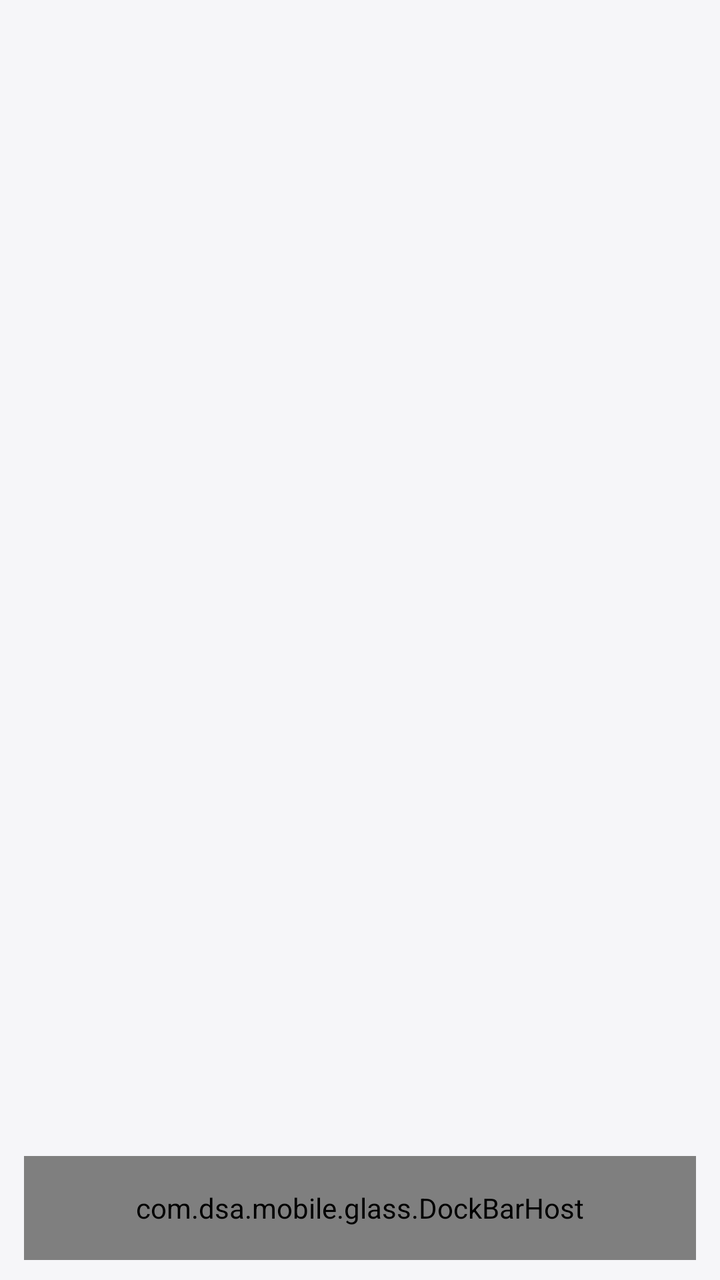
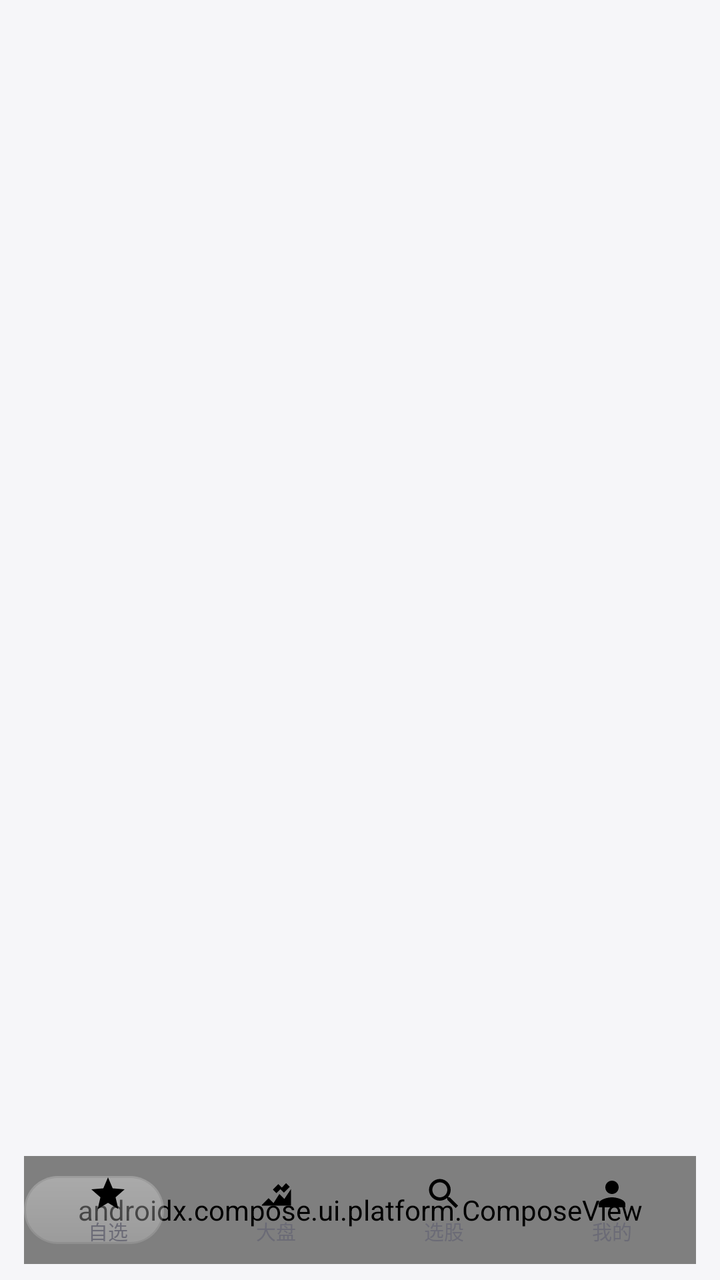

Before-and-after screenshots of an Android layout around one commit, followed by the original layout XML and the change that was made.
<!-- AndroidManifest.xml: application theme Theme.DsaMobile -->
<!-- res/layout/activity_main.xml -->
<?xml version="1.0" encoding="utf-8"?>
<FrameLayout xmlns:android="http://schemas.android.com/apk/res/android"
    android:layout_width="match_parent"
    android:layout_height="match_parent"
    android:background="?attr/dsaBg">

    
    <androidx.viewpager2.widget.ViewPager2
        android:id="@+id/pager"
        android:layout_width="match_parent"
        android:layout_height="match_parent" />

    
    <com.dsa.mobile.glass.DockBarHost
        android:id="@+id/dock"
        android:layout_width="match_parent"
        android:layout_height="52dp"
        android:layout_gravity="bottom"
        android:layout_marginHorizontal="12dp"
        android:layout_marginBottom="10dp">

        
        <androidx.compose.ui.platform.ComposeView
            android:id="@+id/dock_glass"
            android:layout_width="match_parent"
            android:layout_height="match_parent" />

        <View
            android:id="@+id/dock_pill"
            android:layout_width="64dp"
            android:layout_height="32dp"
            android:layout_gravity="center_vertical"
            android:background="@drawable/bg_dock_pill" />

        <LinearLayout
            android:id="@+id/dock_items"
            android:layout_width="match_parent"
            android:layout_height="match_parent"
            android:orientation="horizontal">

            <FrameLayout
                android:id="@+id/dock_item_0"
                android:layout_width="0dp"
                android:layout_height="match_parent"
                android:layout_weight="1"
                android:clickable="true"
                android:focusable="true">

                <ImageView
                    android:id="@+id/dock_icon_0"
                    android:layout_width="26dp"
                    android:layout_height="26dp"
                    android:layout_gravity="center"
                    android:contentDescription="@string/tab_watchlist"
                    android:src="@drawable/ic_tab_watch" />
            </FrameLayout>

            <FrameLayout
                android:id="@+id/dock_item_1"
                android:layout_width="0dp"
                android:layout_height="match_parent"
                android:layout_weight="1"
                android:clickable="true"
                android:focusable="true">

                <ImageView
                    android:id="@+id/dock_icon_1"
                    android:layout_width="26dp"
                    android:layout_height="26dp"
                    android:layout_gravity="center"
                    android:contentDescription="@string/tab_market"
                    android:src="@drawable/ic_tab_market" />
            </FrameLayout>

            <FrameLayout
                android:id="@+id/dock_item_2"
                android:layout_width="0dp"
                android:layout_height="match_parent"
                android:layout_weight="1"
                android:clickable="true"
                android:focusable="true">

                <ImageView
                    android:id="@+id/dock_icon_2"
                    android:layout_width="26dp"
                    android:layout_height="26dp"
                    android:layout_gravity="center"
                    android:contentDescription="@string/tab_screen"
                    android:src="@drawable/ic_tab_screen" />
            </FrameLayout>

            <FrameLayout
                android:id="@+id/dock_item_3"
                android:layout_width="0dp"
                android:layout_height="match_parent"
                android:layout_weight="1"
                android:clickable="true"
                android:focusable="true">

                <ImageView
                    android:id="@+id/dock_icon_3"
                    android:layout_width="26dp"
                    android:layout_height="26dp"
                    android:layout_gravity="center"
                    android:contentDescription="@string/tab_mine"
                    android:src="@drawable/ic_tab_mine" />
            </FrameLayout>
        </LinearLayout>
    </com.dsa.mobile.glass.DockBarHost>

    
    <FrameLayout
        android:id="@+id/mascot_layer"
        android:layout_width="match_parent"
        android:layout_height="match_parent" />
</FrameLayout>
<!-- resources referenced by this layout -->
<resources>
  <!-- drawable bg_dock_pill (drawable) -->
  <?xml version="1.0" encoding="utf-8"?>
  <shape xmlns:android="http://schemas.android.com/apk/res/android"
      android:shape="rectangle">
      <solid android:color="?attr/dsaPrimary" />
      <corners android:radius="16dp" />
  </shape>
  <string name="tab_market">大盘</string>
  <string name="tab_mine">我的</string>
  <string name="tab_screen">选股</string>
  <string name="tab_watchlist">自选</string>
  <style name="Theme.Dsa.Base" parent="Theme.MaterialComponents.Light">
          <item name="colorPrimary">@color/theme_blue</item>
          <item name="colorPrimaryVariant">@color/theme_blue_dark</item>
          <item name="colorOnPrimary">#FFFFFF</item>
          <item name="colorSecondary">@color/theme_blue</item>
          <item name="colorOnSecondary">#FFFFFF</item>
          <item name="colorControlActivated">@color/theme_blue</item>
          <item name="colorPrimaryContainer">@color/soft_blue</item>
          <item name="colorOnPrimaryContainer">@color/theme_blue_dark</item>
          <item name="colorSecondaryContainer">@color/soft_blue</item>
          <item name="colorSurface">@color/light_card</item>
          <item name="colorOnSurface">@color/light_text</item>
          <item name="colorOnSurfaceVariant">@color/light_text2</item>
          <item name="dsaPrimary">@color/theme_blue</item>
          <item name="dsaPrimaryDark">@color/theme_blue_dark</item>
          <item name="dsaOnPrimary">#FFFFFF</item>
          <item name="dsaPrimarySoft">@color/soft_blue</item>
          
          <item name="android:textColorPrimary">@color/light_text</item>
          <item name="android:textColorSecondary">@color/light_text2</item>
          <item name="dsaBg">@color/light_bg</item>
          <item name="dsaCard">@color/light_card</item>
          <item name="dsaSurface2">@color/light_surface2</item>
          <item name="dsaText">@color/light_text</item>
          <item name="dsaText2">@color/light_text2</item>
          <item name="dsaDivider">@color/light_divider</item>
          
          <item name="dsaGlassTint">@color/glass_tint_light</item>
          <item name="dsaGlassStroke">@color/glass_stroke_light</item>
          <item name="dsaGlassHi">@color/glass_hi_light</item>
          <item name="dsaNavBg">@color/nav_glass_light</item>
          <item name="android:statusBarColor">@color/light_bg</item>
          <item name="android:windowLightStatusBar">true</item>
          <item name="android:windowBackground">@color/light_bg</item>
          <item name="android:actionBarSize">42dp</item>
          <item name="actionBarStyle">@style/Widget.Dsa.ActionBar</item>
          <item name="android:actionBarStyle">@style/Widget.Dsa.ActionBar</item>
          <item name="materialButtonStyle">@style/Widget.Dsa.Button</item>
          <item name="floatingActionButtonStyle">@style/Widget.Dsa.Fab</item>
          <item name="bottomNavigationStyle">@style/Widget.Dsa.BottomNav</item>
          <item name="materialAlertDialogTheme">@style/Widget.Dsa.AlertDialog</item>
      </style>
  <color name="theme_blue">#1A73E8</color>
  <color name="soft_blue">#E8F0FE</color>
  <color name="light_card">#FFFFFF</color>
  <color name="light_text">#17171C</color>
  <color name="light_text2">#6B6B76</color>
  <color name="light_bg">#F6F6F9</color>
  <color name="light_divider">#E6E6EC</color>
  <!-- unchanged entries left out for length: 27 -->
</resources>

<!-- the commit's change to res/layout/activity_main.xml (unified diff, before → after) -->
@@ -11,13 +11,13 @@
         android:layout_height="match_parent" />
 
     
-    <com.dsa.mobile.glass.DockBarHost
+    <FrameLayout
         android:id="@+id/dock"
         android:layout_width="match_parent"
-        android:layout_height="52dp"
+        android:layout_height="54dp"
         android:layout_gravity="bottom"
         android:layout_marginHorizontal="12dp"
-        android:layout_marginBottom="10dp">
+        android:layout_marginBottom="8dp">
 
         
         <androidx.compose.ui.platform.ComposeView
@@ -27,10 +27,10 @@
 
         <View
             android:id="@+id/dock_pill"
-            android:layout_width="64dp"
-            android:layout_height="32dp"
+            android:layout_width="70dp"
+            android:layout_height="34dp"
             android:layout_gravity="center_vertical"
-            android:background="@drawable/bg_dock_pill" />
+            android:background="@drawable/bg_dock_glass_pill" />
 
         <LinearLayout
             android:id="@+id/dock_items"
@@ -46,13 +46,29 @@
                 android:clickable="true"
                 android:focusable="true">
 
-                <ImageView
-                    android:id="@+id/dock_icon_0"
-                    android:layout_width="26dp"
-                    android:layout_height="26dp"
-                    android:layout_gravity="center"
-                    android:contentDescription="@string/tab_watchlist"
-                    android:src="@drawable/ic_tab_watch" />
+                <LinearLayout
+                    android:layout_width="match_parent"
+                    android:layout_height="match_parent"
+                    android:orientation="vertical"
+                    android:gravity="center">
+
+                    <ImageView
+                        android:id="@+id/dock_icon_0"
+                        android:layout_width="20dp"
+                        android:layout_height="20dp"
+                        android:contentDescription="@string/tab_watchlist"
+                        android:src="@drawable/ic_tab_watch" />
+
+                    <TextView
+                        android:id="@+id/dock_label_0"
+                        android:layout_width="wrap_content"
+                        android:layout_height="wrap_content"
+                        android:layout_marginTop="1dp"
+                        android:singleLine="true"
+                        android:text="@string/tab_watchlist"
+                        android:textColor="?attr/dsaText2"
+                        android:textSize="10sp" />
+                </LinearLayout>
             </FrameLayout>
 
             <FrameLayout
@@ -63,13 +79,29 @@
                 android:clickable="true"
                 android:focusable="true">
 
-                <ImageView
-                    android:id="@+id/dock_icon_1"
-                    android:layout_width="26dp"
-                    android:layout_height="26dp"
-                    android:layout_gravity="center"
-                    android:contentDescription="@string/tab_market"
-                    android:src="@drawable/ic_tab_market" />
+                <LinearLayout
+                    android:layout_width="match_parent"
+                    android:layout_height="match_parent"
+                    android:orientation="vertical"
+                    android:gravity="center">
+
+                    <ImageView
+                        android:id="@+id/dock_icon_1"
+                        android:layout_width="20dp"
+                        android:layout_height="20dp"
+                        android:contentDescription="@string/tab_market"
+                        android:src="@drawable/ic_tab_market" />
+
+                    <TextView
+                        android:id="@+id/dock_label_1"
+                        android:layout_width="wrap_content"
+                        android:layout_height="wrap_content"
+                        android:layout_marginTop="1dp"
+                        android:singleLine="true"
+                        android:text="@string/tab_market"
+                        android:textColor="?attr/dsaText2"
+                        android:textSize="10sp" />
+                </LinearLayout>
             </FrameLayout>
 
             <FrameLayout
@@ -80,13 +112,29 @@
                 android:clickable="true"
                 android:focusable="true">
 
-                <ImageView
-                    android:id="@+id/dock_icon_2"
-                    android:layout_width="26dp"
-                    android:layout_height="26dp"
-                    android:layout_gravity="center"
-                    android:contentDescription="@string/tab_screen"
-                    android:src="@drawable/ic_tab_screen" />
+                <LinearLayout
+                    android:layout_width="match_parent"
+                    android:layout_height="match_parent"
+                    android:orientation="vertical"
+                    android:gravity="center">
+
+                    <ImageView
+                        android:id="@+id/dock_icon_2"
+                        android:layout_width="20dp"
+                        android:layout_height="20dp"
+                        android:contentDescription="@string/tab_screen"
+                        android:src="@drawable/ic_tab_screen" />
+
+                    <TextView
+                        android:id="@+id/dock_label_2"
+                        android:layout_width="wrap_content"
+                        android:layout_height="wrap_content"
+                        android:layout_marginTop="1dp"
+                        android:singleLine="true"
+                        android:text="@string/tab_screen"
+                        android:textColor="?attr/dsaText2"
+                        android:textSize="10sp" />
+                </LinearLayout>
             </FrameLayout>
 
             <FrameLayout
@@ -97,16 +145,32 @@
                 android:clickable="true"
                 android:focusable="true">
 
-                <ImageView
-                    android:id="@+id/dock_icon_3"
-                    android:layout_width="26dp"
-                    android:layout_height="26dp"
-                    android:layout_gravity="center"
-                    android:contentDescription="@string/tab_mine"
-                    android:src="@drawable/ic_tab_mine" />
+                <LinearLayout
+                    android:layout_width="match_parent"
+                    android:layout_height="match_parent"
+                    android:orientation="vertical"
+                    android:gravity="center">
+
+                    <ImageView
+                        android:id="@+id/dock_icon_3"
+                        android:layout_width="20dp"
+                        android:layout_height="20dp"
+                        android:contentDescription="@string/tab_mine"
+                        android:src="@drawable/ic_tab_mine" />
+
+                    <TextView
+                        android:id="@+id/dock_label_3"
+                        android:layout_width="wrap_content"
+                        android:layout_height="wrap_content"
+                        android:layout_marginTop="1dp"
+                        android:singleLine="true"
+                        android:text="@string/tab_mine"
+                        android:textColor="?attr/dsaText2"
+                        android:textSize="10sp" />
+                </LinearLayout>
             </FrameLayout>
         </LinearLayout>
-    </com.dsa.mobile.glass.DockBarHost>
+    </FrameLayout>
 
     
     <FrameLayout
<!-- resource entries referenced after the edit -->
@@ -1,12 +1,31 @@
 <!-- resources referenced by this layout -->
 <resources>
-  <!-- drawable bg_dock_pill (drawable) -->
+  <!-- drawable bg_dock_glass_pill (drawable) -->
   <?xml version="1.0" encoding="utf-8"?>
-  <shape xmlns:android="http://schemas.android.com/apk/res/android"
-      android:shape="rectangle">
-      <solid android:color="?attr/dsaPrimary" />
-      <corners android:radius="16dp" />
-  </shape>
+  <layer-list xmlns:android="http://schemas.android.com/apk/res/android">
+      <item>
+          <shape android:shape="rectangle">
+              <solid android:color="#38FFFFFF" />
+              <corners android:radius="22dp" />
+          </shape>
+      </item>
+      <item>
+          <shape android:shape="rectangle">
+              <gradient
+                  android:angle="270"
+                  android:startColor="#26FFFFFF"
+                  android:endColor="#00FFFFFF"
+                  android:type="linear" />
+              <corners android:radius="22dp" />
+          </shape>
+      </item>
+      <item>
+          <shape android:shape="rectangle">
+              <stroke android:width="1dp" android:color="?attr/dsaGlassStroke" />
+              <corners android:radius="22dp" />
+          </shape>
+      </item>
+  </layer-list>
   <string name="tab_market">大盘</string>
   <string name="tab_mine">我的</string>
   <string name="tab_screen">选股</string>
@@ -42,9 +61,10 @@
           <item name="dsaGlassStroke">@color/glass_stroke_light</item>
           <item name="dsaGlassHi">@color/glass_hi_light</item>
           <item name="dsaNavBg">@color/nav_glass_light</item>
-          <item name="android:statusBarColor">@color/light_bg</item>
+          <item name="android:statusBarColor">@android:color/transparent</item>
           <item name="android:windowLightStatusBar">true</item>
           <item name="android:windowBackground">@color/light_bg</item>
+          <item name="android:windowLayoutInDisplayCutoutMode">shortEdges</item>
           <item name="android:actionBarSize">42dp</item>
           <item name="actionBarStyle">@style/Widget.Dsa.ActionBar</item>
           <item name="android:actionBarStyle">@style/Widget.Dsa.ActionBar</item>
